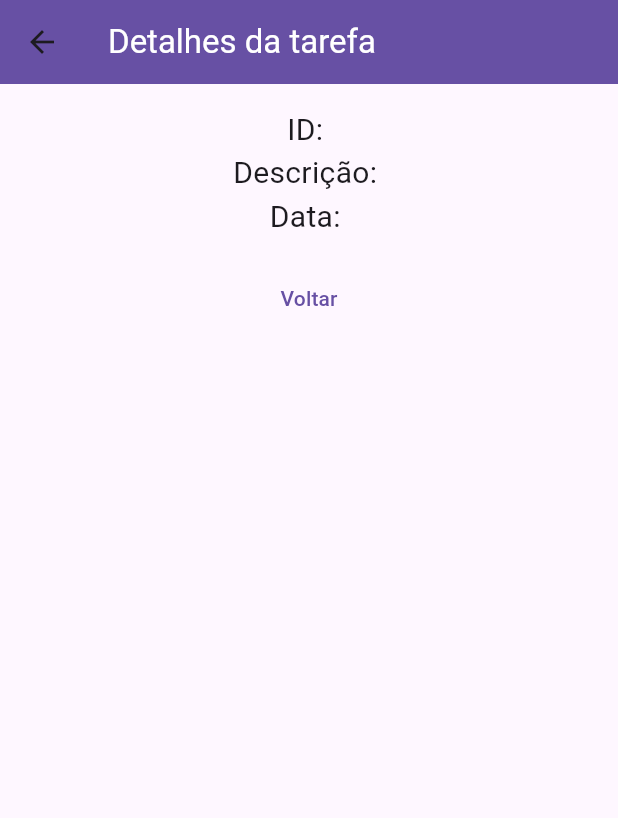
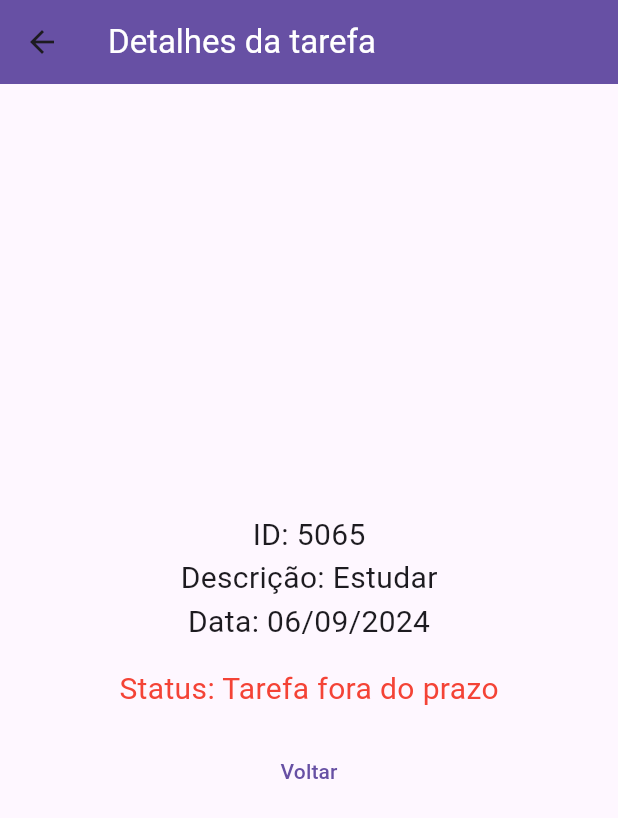
Before and after one commit to mariamandafm/DIM0524-DDM-20242-fork, a Flutter app: the screen it shows after launch, after a tap on an icon or button, on a phone screen of 412 x 824 dp. Shown: the top 818 px of the screen. Run offline on Flutter 3.47's test engine with Material 3 defaults, Android fonts, the light colour scheme and no system bars.

Commit message:
passando dado para tela de detalhes

```diff
--- a/f04_todo_list/lib/TodoApp.dart
+++ b/f04_todo_list/lib/TodoApp.dart
@@ -71,7 +71,7 @@ class _TodoAppState extends State<TodoApp> {
         padding: const EdgeInsets.all(16.0),
         child: Column(
           children: <Widget>[
-            TodoForm(onSubmit: _addTarefa),
+            //TodoForm(onSubmit: _addTarefa),
             TodoList(listaTarefas: _listaTarefas)
           ],
         ),
--- a/f04_todo_list/lib/screens/TaskDetail.dart
+++ b/f04_todo_list/lib/screens/TaskDetail.dart
@@ -1,10 +1,18 @@
+import 'package:f04_todo_list/model/Tarefa.dart';
 import 'package:flutter/material.dart';
+import 'package:intl/intl.dart';
 
 class TaskDetail extends StatelessWidget {
-  const TaskDetail({super.key});
+  const TaskDetail({
+    super.key,
+    required Tarefa tarefa
+    }) : _tarefa = tarefa;
+
+  final Tarefa _tarefa;
 
   @override
   Widget build(BuildContext context) {
+
     return Scaffold(
       appBar: AppBar(
         backgroundColor: ThemeData().primaryColor,
@@ -17,10 +25,18 @@ class TaskDetail extends StatelessWidget {
         padding: const EdgeInsets.all(16.0),
         child: Center(
           child: Column(
+            mainAxisAlignment: MainAxisAlignment.center,
             children: <Widget>[
-              Text("ID: "),
-              Text("Descrição: "),
-              Text("Data: "),
+              Text("ID: ${_tarefa.id}"),
+              Text("Descrição: ${_tarefa.descricao}"),
+              Text("Data: ${DateFormat('dd/MM/y').format(_tarefa.dataTarefa)}"),
+              SizedBox(
+                height: 16,
+              ),
+
+                DateTime.now().isBefore(_tarefa.dataTarefa)
+                ? Text("Status: Tarefa no prazo", style: TextStyle(color: Colors.green),)
+                : Text("Status: Tarefa fora do prazo", style: TextStyle(color: Colors.red),),
               SizedBox(
                 height: 16,
               ),
--- a/f04_todo_list/lib/widgets/TodoList.dart
+++ b/f04_todo_list/lib/widgets/TodoList.dart
@@ -13,10 +13,10 @@ class TodoList extends StatelessWidget {
 
   @override
   Widget build(BuildContext context) {
-    _openTaskDetail() {
+    _openTaskDetail(Tarefa tarefa) {
       Navigator.of(context).push(
         MaterialPageRoute(
-          builder: (context) => TaskDetail(),
+          builder: (context) => TaskDetail(tarefa: tarefa,),
         ),
       );
     }
@@ -27,7 +27,7 @@ class TodoList extends StatelessWidget {
           itemCount: _listaTarefas.length,
           itemBuilder: (context, index) {
             return GestureDetector(
-              onTap: _openTaskDetail,
+              onTap: () => _openTaskDetail(_listaTarefas.elementAt(index)),
               child: Card(
                 margin: EdgeInsets.all(8),
                 child: Padding(
```
